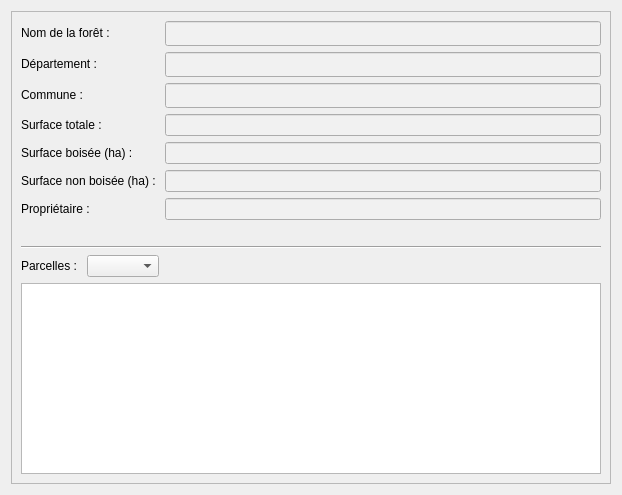
Before: the Qt Designer form qsequoia2/scripts/forest_data/forest_data.ui in SequoiApp/Qsequoia2, drawn with Qt 5.
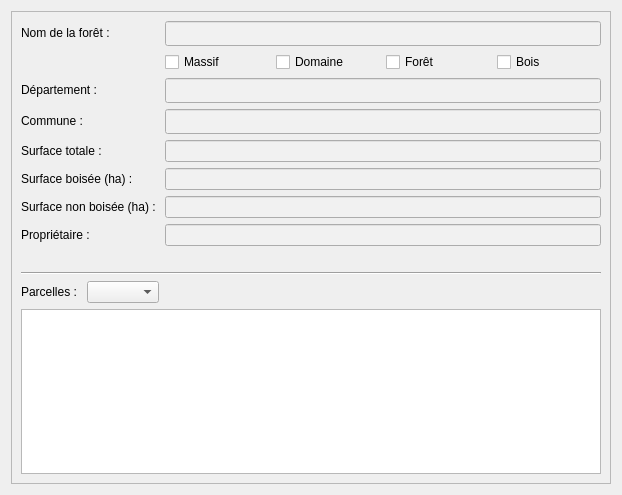
After: the same form once the commit is applied.

Commit message: refactor forest data scripts

The edit to the form file:
```diff
--- a/qsequoia2/scripts/forest_data/forest_data.ui
+++ b/qsequoia2/scripts/forest_data/forest_data.ui
@@ -60,14 +60,14 @@
          </property>
         </widget>
        </item>
-       <item row="1" column="0">
+       <item row="2" column="0">
         <widget class="QLabel" name="label_departement">
          <property name="text">
           <string>Département :</string>
          </property>
         </widget>
        </item>
-       <item row="1" column="1">
+       <item row="2" column="1">
         <widget class="QLineEdit" name="departement_edit">
          <property name="enabled">
           <bool>true</bool>
@@ -91,14 +91,14 @@
          </property>
         </widget>
        </item>
-       <item row="2" column="0">
+       <item row="3" column="0">
         <widget class="QLabel" name="label_city">
          <property name="text">
           <string>Commune :</string>
          </property>
         </widget>
        </item>
-       <item row="2" column="1">
+       <item row="3" column="1">
         <widget class="QLineEdit" name="city_edit">
          <property name="enabled">
           <bool>true</bool>
@@ -122,14 +122,14 @@
          </property>
         </widget>
        </item>
-       <item row="3" column="0">
+       <item row="4" column="0">
         <widget class="QLabel" name="label_surface">
          <property name="text">
           <string>Surface totale :</string>
          </property>
         </widget>
        </item>
-       <item row="3" column="1">
+       <item row="4" column="1">
         <widget class="QLineEdit" name="surface_edit">
          <property name="enabled">
           <bool>true</bool>
@@ -144,14 +144,14 @@
          </property>
         </widget>
        </item>
-       <item row="4" column="0">
+       <item row="5" column="0">
         <widget class="QLabel" name="label_surface_boisee">
          <property name="text">
           <string>Surface boisée (ha) :</string>
          </property>
         </widget>
        </item>
-       <item row="4" column="1">
+       <item row="5" column="1">
         <widget class="QLineEdit" name="surface_boisee_edit">
          <property name="enabled">
           <bool>true</bool>
@@ -166,14 +166,14 @@
          </property>
         </widget>
        </item>
-       <item row="5" column="0">
+       <item row="6" column="0">
         <widget class="QLabel" name="label_surface_non_boisee">
          <property name="text">
           <string>Surface non boisée (ha) :</string>
          </property>
         </widget>
        </item>
-       <item row="5" column="1">
+       <item row="6" column="1">
         <widget class="QLineEdit" name="surface_non_boisee_edit">
          <property name="enabled">
           <bool>true</bool>
@@ -188,14 +188,14 @@
          </property>
         </widget>
        </item>
-       <item row="6" column="0">
+       <item row="7" column="0">
         <widget class="QLabel" name="label_owner">
          <property name="text">
           <string>Propriétaire :</string>
          </property>
         </widget>
        </item>
-       <item row="6" column="1">
+       <item row="7" column="1">
         <widget class="QLineEdit" name="owner_edit">
          <property name="enabled">
           <bool>true</bool>
@@ -210,14 +210,14 @@
          </property>
         </widget>
        </item>
-       <item row="7" column="0">
+       <item row="8" column="0">
         <widget class="QLabel" name="label">
          <property name="text">
           <string/>
          </property>
         </widget>
        </item>
-       <item row="9" column="0">
+       <item row="10" column="0">
         <layout class="QHBoxLayout" name="horizontalLayout_3">
          <item>
           <widget class="QLabel" name="label_2">
@@ -231,10 +231,10 @@
          </item>
         </layout>
        </item>
-       <item row="10" column="0" colspan="2">
+       <item row="11" column="0" colspan="2">
         <widget class="QTableWidget" name="forestTable"/>
        </item>
-       <item row="8" column="0" colspan="2">
+       <item row="9" column="0" colspan="2">
         <layout class="QHBoxLayout" name="horizontalLayout_4">
          <item>
           <widget class="Line" name="line_2">
@@ -245,6 +245,38 @@
          </item>
         </layout>
        </item>
+       <item row="1" column="1">
+        <layout class="QHBoxLayout" name="typeLayout_2">
+         <item>
+          <widget class="QCheckBox" name="checkBox_massif">
+           <property name="text">
+            <string>Massif</string>
+           </property>
+          </widget>
+         </item>
+         <item>
+          <widget class="QCheckBox" name="checkBox_domaine">
+           <property name="text">
+            <string>Domaine</string>
+           </property>
+          </widget>
+         </item>
+         <item>
+          <widget class="QCheckBox" name="checkBox_foret">
+           <property name="text">
+            <string>Forêt</string>
+           </property>
+          </widget>
+         </item>
+         <item>
+          <widget class="QCheckBox" name="checkBox_bois">
+           <property name="text">
+            <string>Bois</string>
+           </property>
+          </widget>
+         </item>
+        </layout>
+       </item>
       </layout>
      </widget>
     </widget>
```
The commit also changes 5 other files.
